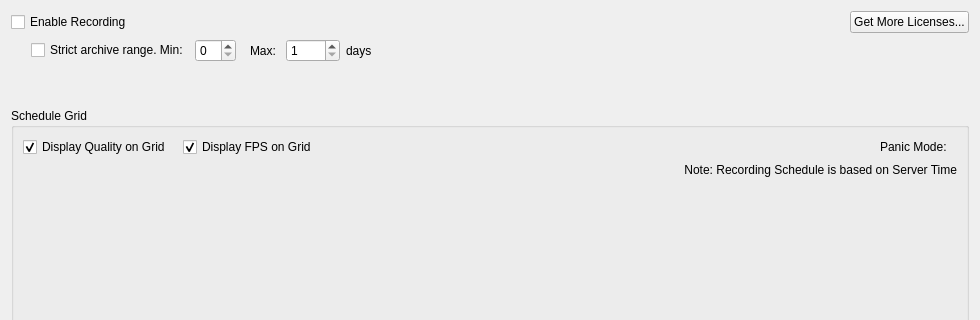
First picture: the form in client/src/ui/widgets/properties/camera_schedule_widget.ui, repository networkoptix/nx_open, before the edit; both pictures show x 0 to 980 and y 0 to 320 of the 980 by 600 pixel window.
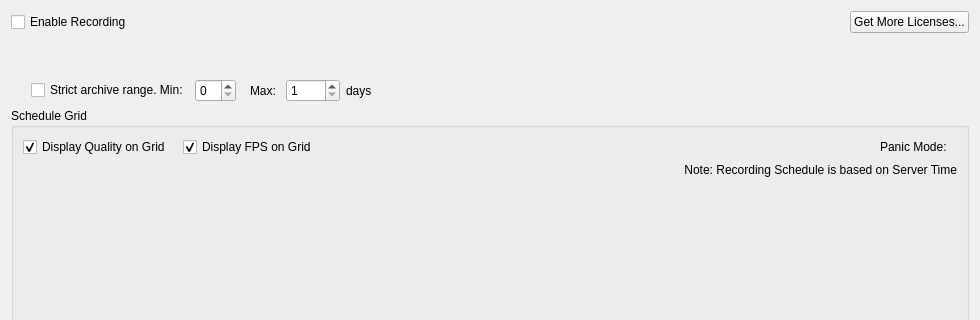
Second picture: the form after the edit. Custom widgets are drawn as their Qt base class.

Commit message:
min archive range in progress
<==== Mercurial data ====>
Branch: max_archive

```diff
--- a/client/src/ui/widgets/properties/camera_schedule_widget.ui
+++ b/client/src/ui/widgets/properties/camera_schedule_widget.ui
@@ -61,6 +61,20 @@
      </item>
     </layout>
    </item>
+   <item>
+    <widget class="QLabel" name="digitalLicensesLabel">
+     <property name="text">
+      <string/>
+     </property>
+    </widget>
+   </item>
+   <item>
+    <widget class="QLabel" name="analogLicensesLabel">
+     <property name="text">
+      <string/>
+     </property>
+    </widget>
+   </item>
    <item>
     <layout class="QGridLayout" name="gridLayout">
      <item row="0" column="5">
@@ -144,20 +158,6 @@
      </item>
     </layout>
    </item>
-   <item>
-    <widget class="QLabel" name="digitalLicensesLabel">
-     <property name="text">
-      <string/>
-     </property>
-    </widget>
-   </item>
-   <item>
-    <widget class="QLabel" name="analogLicensesLabel">
-     <property name="text">
-      <string/>
-     </property>
-    </widget>
-   </item>
    <item>
     <widget class="QGroupBox" name="scheduleGridGroupBox">
      <property name="title">
```
The commit also changes 2 other files.
